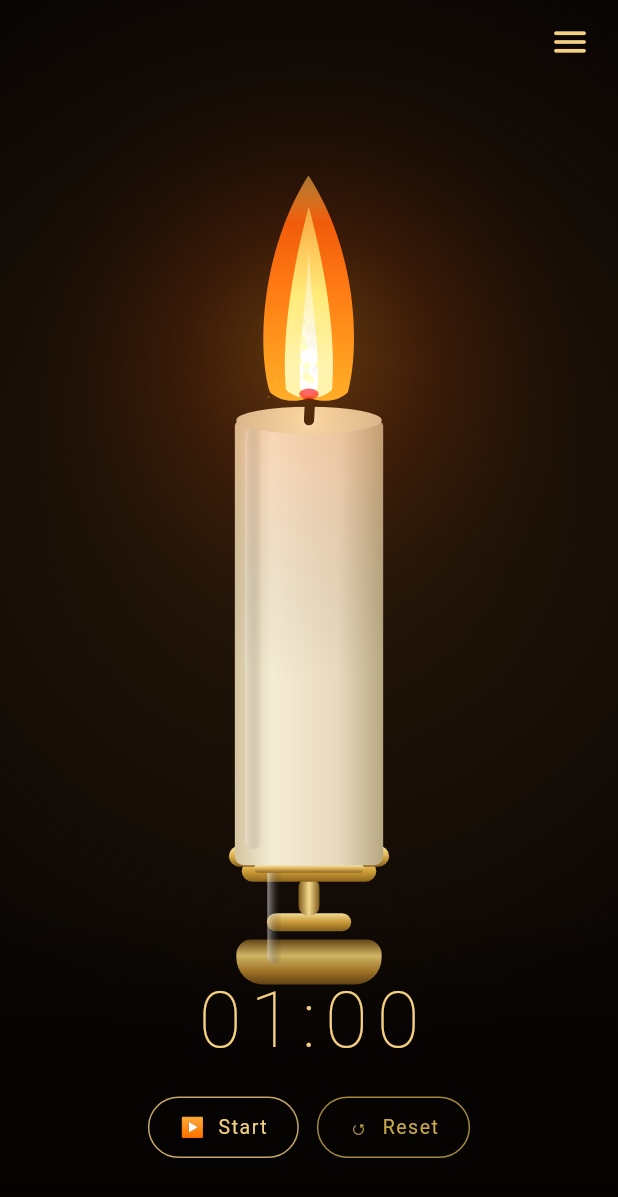
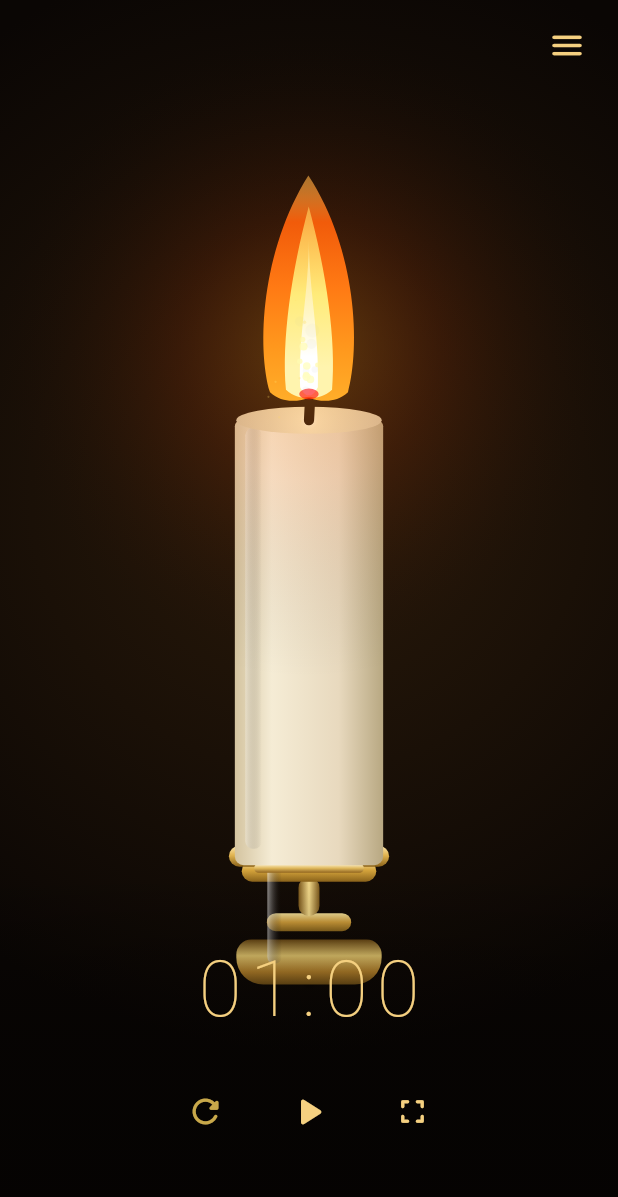
Before and after one commit to absiddik7/promo_timer, a Flutter app: the screen it shows after launch, on a phone screen of 412 x 824 dp. Shown: the top 1197 px of the screen. Run offline on Flutter 3.47's test engine with Material 3 defaults, Android fonts, the phone set to English and light mode, and no system bars; our stand-ins replace audioplayers, lottie, shared_preferences, vibration.

Commit message:
Implement full screen candle view

```diff
--- a/lib/candle_screen_part.dart
+++ b/lib/candle_screen_part.dart
@@ -66,10 +66,13 @@ class CandleState {
   }
 
   double get currentH => kFullH * (1 - melt * 0.94);
+
   /// Y coordinate of the top of the candle (where flame base is)
   double get candleTopY => kBaseY - currentH;
+
   /// Length of the wick from tip of candle body
   double get wickLen => 16.0;
+
   /// Y coordinate where the wick tip is (flame originates here)
   double get wickY => candleTopY - wickLen;
 
@@ -279,6 +282,10 @@ class _CandleScreenState extends State<CandleScreen>
   Duration _lastFlameFrameTime = Duration.zero;
   static const Duration _kFlameFrameInterval = Duration(milliseconds: 24);
   Size _lastSize = Size.zero;
+  bool _isFullscreen = false;
+  bool _showOverlayControls = true;
+  DateTime _overlayShownAt = DateTime.fromMillisecondsSinceEpoch(0);
+  Duration _overlayVisibleDuration = const Duration(seconds: 5);
 
   void _updateDimensions(Size size) {
     if (size == _lastSize) return;
@@ -298,6 +305,7 @@ class _CandleScreenState extends State<CandleScreen>
   double _baseElapsed = 0.0;
   bool _timerRunning = false;
   bool _timerComplete = false;
+  bool _pendingFullscreenExitAfterBlowout = false;
 
   double get _timerElapsed {
     if (!_timerRunning || _timerStartTime == null) return _baseElapsed;
@@ -314,6 +322,45 @@ class _CandleScreenState extends State<CandleScreen>
   void initState() {
     super.initState();
     _ticker = createTicker(_onTick)..start();
+  }
+
+  void _setFullscreenSystemUi(bool enabled) {
+    if (enabled) {
+      SystemChrome.setEnabledSystemUIMode(SystemUiMode.immersiveSticky);
+    } else {
+      SystemChrome.setEnabledSystemUIMode(SystemUiMode.edgeToEdge);
+    }
+  }
+
+  void _showOverlayFor(Duration duration) {
+    if (!_isFullscreen) return;
+    setState(() {
+      _showOverlayControls = true;
+      _overlayShownAt = DateTime.now();
+      _overlayVisibleDuration = duration;
+    });
+  }
+
+  void _toggleFullscreen() {
+    final enteringFullscreen = !_isFullscreen;
+    _setFullscreenSystemUi(enteringFullscreen);
+    if (enteringFullscreen) {
+      setState(() {
+        _isFullscreen = true;
+        _showOverlayControls = true;
+        _overlayShownAt = DateTime.now();
+        _overlayVisibleDuration = const Duration(seconds: 1);
+        _pendingFullscreenExitAfterBlowout = false;
+      });
+      return;
+    }
+
+    setState(() {
+      _isFullscreen = false;
+      _showOverlayControls = true;
+      _overlayVisibleDuration = const Duration(seconds: 5);
+      _pendingFullscreenExitAfterBlowout = false;
+    });
   }
 
   void _onTick(Duration elapsed) {
@@ -345,6 +392,9 @@ class _CandleScreenState extends State<CandleScreen>
         _state.melt = 1.0;
         _state.blowOut();
         _state.bodyDirty = true;
+        if (_isFullscreen) {
+          _pendingFullscreenExitAfterBlowout = true;
+        }
         if (mounted) setState(() {});
       }
 
@@ -362,6 +412,25 @@ class _CandleScreenState extends State<CandleScreen>
 
     if (shouldRenderFlame) {
       _flameNotifier.value++;
+    }
+
+    if (_isFullscreen &&
+        _showOverlayControls &&
+        DateTime.now().difference(_overlayShownAt) >= _overlayVisibleDuration) {
+      setState(() {
+        _showOverlayControls = false;
+      });
+    }
+
+    // Exit fullscreen only after flame is fully extinguished.
+    if (_pendingFullscreenExitAfterBlowout && _state.blownAmt >= 0.999) {
+      _pendingFullscreenExitAfterBlowout = false;
+      _setFullscreenSystemUi(false);
+      setState(() {
+        _isFullscreen = false;
+        _showOverlayControls = true;
+        _overlayVisibleDuration = const Duration(seconds: 5);
+      });
     }
   }
 
@@ -384,6 +453,7 @@ class _CandleScreenState extends State<CandleScreen>
 
   @override
   void dispose() {
+    _setFullscreenSystemUi(false);
     _ticker.dispose();
     _bodyNotifier.dispose();
     _flameNotifier.dispose();
@@ -399,8 +469,14 @@ class _CandleScreenState extends State<CandleScreen>
       backgroundColor: const Color(0xFF050302),
       body: LayoutBuilder(
         builder: (context, constraints) {
+          final showOverlay = !_isFullscreen || _showOverlayControls;
           _updateDimensions(Size(constraints.maxWidth, constraints.maxHeight));
-          return Stack(
+          return GestureDetector(
+            behavior: HitTestBehavior.opaque,
+            onTap: _isFullscreen
+                ? () => _showOverlayFor(const Duration(seconds: 5))
+                : null,
+            child: Stack(
               fit: StackFit.expand,
               children: [
                 RepaintBoundary(
@@ -418,6 +494,7 @@ class _CandleScreenState extends State<CandleScreen>
                         CustomPaint(painter: _FlamePainter(_state)),
                   ),
                 ),
+                if (showOverlay)
                   Positioned(
                     top: 0,
                     left: 0,
@@ -427,24 +504,25 @@ class _CandleScreenState extends State<CandleScreen>
                         padding: const EdgeInsets.only(top: 4, right: 8),
                         child: Align(
                           alignment: Alignment.centerRight,
-                      child: IconButton(
-                        icon: const Icon(
-                          Icons.menu_rounded,
-                          color: Color(0xFFF5D080),
-                          size: 28,
-                        ),
-                        onPressed: () {
+                          child: !_isFullscreen
+                              ? _IconControlBtn(
+                                  icon: Icons.menu_rounded,
+                                  color: const Color(0xFFF5D080),
+                                  onTap: () {
                                     Navigator.of(context).push(
                                       MaterialPageRoute(
-                              builder: (_) => const MenuSettingsScreen(),
+                                        builder: (_) =>
+                                            const MenuSettingsScreen(),
                                       ),
                                     );
                                   },
+                                )
+                              : const SizedBox.shrink(),
                         ),
                       ),
                     ),
                   ),
-              ),
+                if (showOverlay)
                   Positioned(
                     bottom: 0,
                     left: 0,
@@ -469,9 +547,9 @@ class _CandleScreenState extends State<CandleScreen>
                               final secs = rem % 60;
                               return Text(
                                 '${mins.toString().padLeft(2, '0')}:${secs.toString().padLeft(2, '0')}',
-                            style: const TextStyle(
-                              color: Color(0xFFF5D080),
-                              fontSize: 52,
+                                style: TextStyle(
+                                  color: const Color(0xFFF5D080),
+                                  fontSize: _isFullscreen ? 56 : 52,
                                   letterSpacing: 6,
                                   fontWeight: FontWeight.w200,
                                 ),
@@ -482,13 +560,33 @@ class _CandleScreenState extends State<CandleScreen>
                           Row(
                             mainAxisAlignment: MainAxisAlignment.center,
                             children: [
-                          _OutlineBtn(
-                            label: _timerRunning
-                                ? '⏸  Pause'
-                                : _timerComplete
-                                ? '✓  Done'
-                                : (_baseElapsed > 0 ? '▶  Resume' : '▶  Start'),
+                              _IconControlBtn(
+                                icon: Icons.refresh_rounded,
+                                color: const Color(0xFFC8A84A),
+                                onTap: () {
+                                  _baseElapsed = 0.0;
+                                  _timerStartTime = null;
+                                  _timerRunning = false;
+                                  _timerComplete = false;
+                                  _state.reset();
+                                  _timerNotifier.value = _timerRemainingSeconds;
+                                  _state.bodyDirty = true;
+                                  if (_isFullscreen) {
+                                    _overlayShownAt = DateTime.now();
+                                  }
+                                  setState(() {});
+                                },
+                              ),
+                              const SizedBox(width: 12),
+                              _IconControlBtn(
+                                icon: _timerRunning
+                                    ? Icons.pause_rounded
+                                    : (_timerComplete
+                                          ? Icons.check_rounded
+                                          : Icons.play_arrow_rounded),
                                 color: const Color(0xFFF5D080),
+                                size: 62,
+                                iconSize: 32,
                                 onTap: () {
                                   if (_timerComplete) return;
                                   if (_timerRunning) {
@@ -501,23 +599,19 @@ class _CandleScreenState extends State<CandleScreen>
                                     if (_state.blown) _state.relight();
                                   }
                                   _timerNotifier.value = _timerRemainingSeconds;
+                                  if (_isFullscreen) {
+                                    _overlayShownAt = DateTime.now();
+                                  }
                                   setState(() {});
                                 },
                               ),
                               const SizedBox(width: 12),
-                          _OutlineBtn(
-                            label: '↺  Reset',
-                            color: const Color(0xFFC8A84A),
-                            onTap: () {
-                              _baseElapsed = 0.0;
-                              _timerStartTime = null;
-                              _timerRunning = false;
-                              _timerComplete = false;
-                              _state.reset();
-                              _timerNotifier.value = _timerRemainingSeconds;
-                              _state.bodyDirty = true;
-                              setState(() {});
-                            },
+                              _IconControlBtn(
+                                icon: _isFullscreen
+                                    ? Icons.fullscreen_exit_rounded
+                                    : Icons.fullscreen_rounded,
+                                color: const Color(0xFFF5D080),
+                                onTap: _toggleFullscreen,
                               ),
                             ],
                           ),
@@ -526,6 +620,7 @@ class _CandleScreenState extends State<CandleScreen>
                     ),
                   ),
               ],
+            ),
           );
         },
       ),
@@ -891,13 +986,17 @@ void _drawFlame(Canvas canvas, double wickY, CandleState s) {
   const double minFlameHeight = 96.0; // Quietest moment
   const double maxFlameHeight = 150.0; // Peak flicker
   const double blowExtinguishRate = 0.78; // How much blown reduces height
-  final h = _lerp(minFlameHeight, maxFlameHeight, flicker) * (1 - s.blownAmt * blowExtinguishRate);
+  final h =
+      _lerp(minFlameHeight, maxFlameHeight, flicker) *
+      (1 - s.blownAmt * blowExtinguishRate);
 
   // Flame width: gets wider with flicker and blue effect when blown
   const double minFlameWidth = 21.0;
   const double maxFlameWidth = 30.0;
   const double blowWidthBoost = 0.45; // Widening effect when blown
-  final w = _lerp(minFlameWidth, maxFlameWidth, flicker) * (1 + s.blownAmt * blowWidthBoost);
+  final w =
+      _lerp(minFlameWidth, maxFlameWidth, flicker) *
+      (1 + s.blownAmt * blowWidthBoost);
 
   // Base and tip positions for flame shape
   const double baseYOffset = 2.0; // Slight offset from wick
@@ -1124,29 +1223,28 @@ void _drawSmokeOnly(Canvas canvas, CandleState s) {
   }
 }
 
-class _OutlineBtn extends StatelessWidget {
-  final String label;
+class _IconControlBtn extends StatelessWidget {
+  final IconData icon;
   final Color color;
   final VoidCallback onTap;
-  const _OutlineBtn({
-    required this.label,
+  final double size;
+  final double iconSize;
+  const _IconControlBtn({
+    required this.icon,
     required this.color,
     required this.onTap,
+    this.size = 52,
+    this.iconSize = 26,
   });
 
   @override
-  Widget build(BuildContext context) => GestureDetector(
-    onTap: onTap,
-    child: Container(
-      padding: const EdgeInsets.symmetric(horizontal: 20, vertical: 10),
-      decoration: BoxDecoration(
-        border: Border.all(color: color.withAlpha(204)),
-        borderRadius: BorderRadius.circular(30),
-      ),
-      child: Text(
-        label,
-        style: TextStyle(color: color, fontSize: 13, letterSpacing: 1),
-      ),
+  Widget build(BuildContext context) => SizedBox(
+    width: size,
+    height: size,
+    child: IconButton(
+      onPressed: onTap,
+      splashRadius: size * 0.46,
+      icon: Icon(icon, color: color, size: iconSize),
     ),
   );
 }
--- a/lib/main.dart
+++ b/lib/main.dart
@@ -2,6 +2,7 @@ import 'dart:math';
 import 'dart:ui' as ui;
 import 'package:flutter/material.dart';
 import 'package:flutter/scheduler.dart';
+import 'package:flutter/services.dart';
 
 part 'candle_screen_part.dart';
 part 'menu_settings_screen_part.dart';
```
Also changed, not shown: lib/screens/home_screen.dart (+119 -70 lines). Lines whose indentation alone changed are shown as unchanged.
